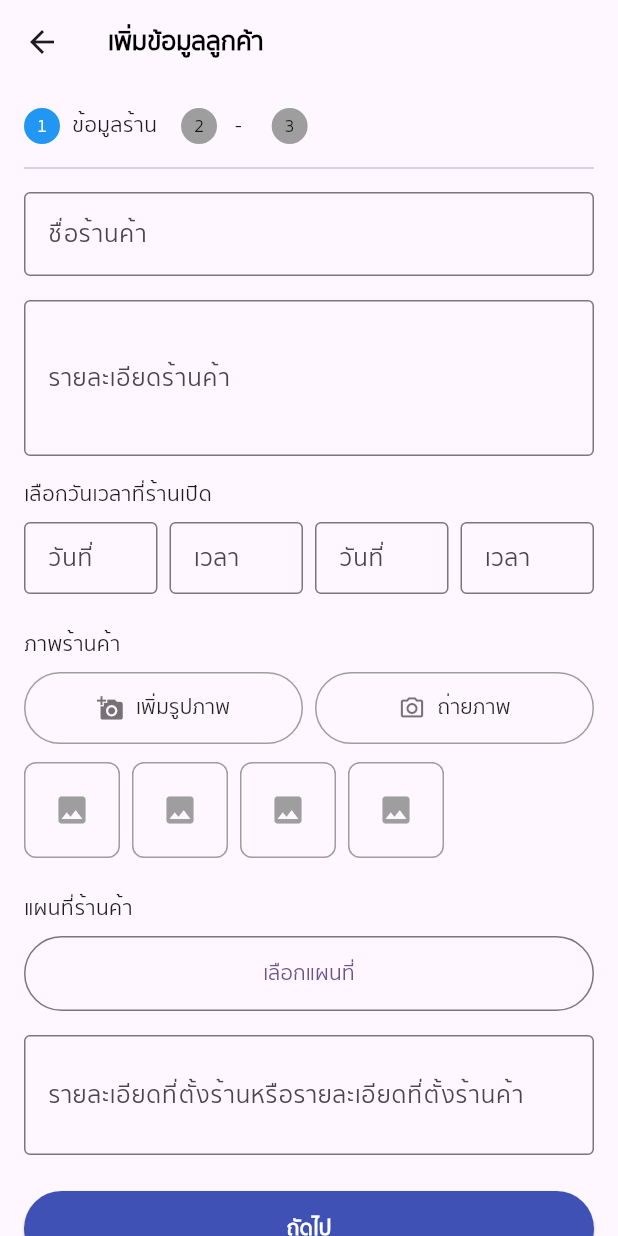
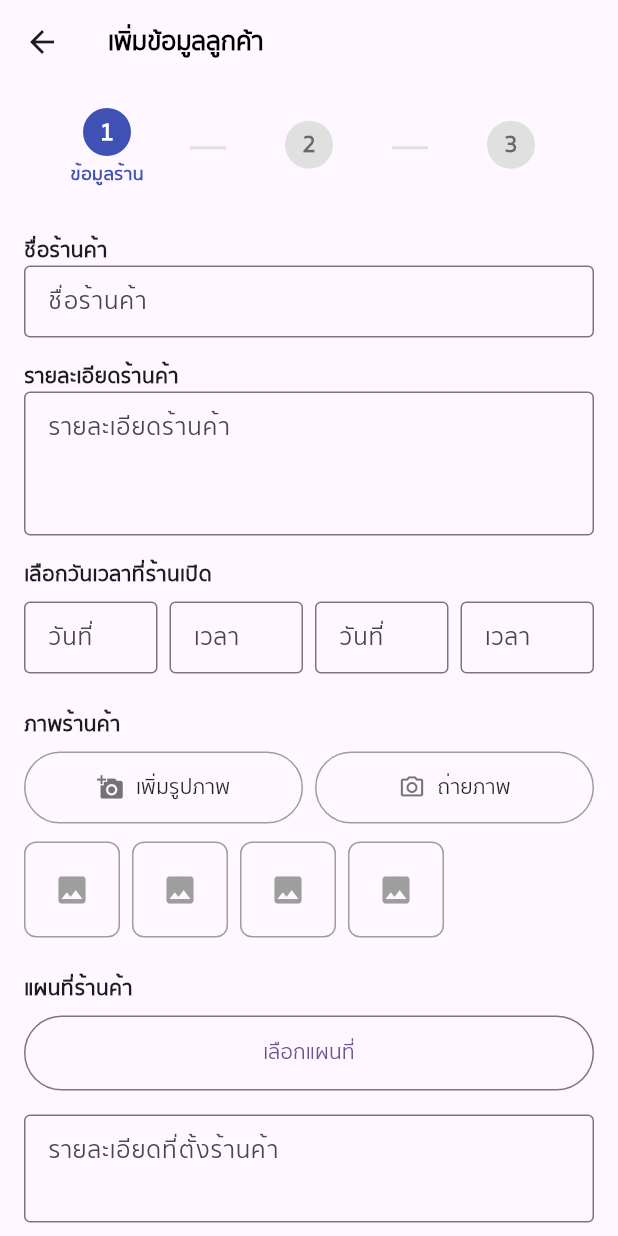
Before and after one commit to AshaTechCorporation/ksice, a Flutter app: the CustomerPage screen opened directly, on a phone screen of 412 x 824 dp. Run offline on Flutter 3.47's test engine with Material 3 defaults, Android fonts, the phone set to English and light mode, and no system bars; our stand-ins replace geolocator, google_maps_flutter, syncfusion_flutter_gauges.

Commit message:
'addtabbar'

```diff
--- a/lib/employee/home/customerPage.dart
+++ b/lib/employee/home/customerPage.dart
@@ -1,5 +1,4 @@
 import 'package:flutter/material.dart';
-import 'package:ksice/employee/home/selectLocationPage.dart';
 
 class CustomerPage extends StatefulWidget {
   const CustomerPage({super.key});
@@ -8,10 +7,23 @@ class CustomerPage extends StatefulWidget {
   State<CustomerPage> createState() => _CustomerPageState();
 }
 
-class _CustomerPageState extends State<CustomerPage> {
+class _CustomerPageState extends State<CustomerPage> with TickerProviderStateMixin {
+  late TabController _tabController;
+
+  @override
+  void initState() {
+    _tabController = TabController(length: 3, vsync: this);
+    super.initState();
+  }
+
+  void goToStep(int index) {
+    setState(() {
+      _tabController.index = index;
+    });
+  }
+
   @override
   Widget build(BuildContext context) {
-    final size = MediaQuery.of(context).size;
     return Scaffold(
       appBar: AppBar(
         title: Text('เพิ่มข้อมูลลูกค้า'),
@@ -20,48 +32,96 @@ class _CustomerPageState extends State<CustomerPage> {
           onPressed: () => Navigator.pop(context),
         ),
       ),
-      body: SingleChildScrollView(
+      body: Column(
+        children: [
+          // 🔵 Step bar
+          Padding(
+            padding: EdgeInsets.all(16),
+            child: Row(
+              children: [
+                _stepItem(0, 'ข้อมูลร้าน'),
+                _stepDivider(),
+                _stepItem(1, ''),
+                _stepDivider(),
+                _stepItem(2, ''),
+              ],
+            ),
+          ),
+
+          // 🔵 Tab Content
+          Expanded(
+            child: TabBarView(
+              controller: _tabController,
+              physics: NeverScrollableScrollPhysics(),
+              children: [
+                _tabOneContent(),
+                _noDataContent(),
+                _noDataContent(),
+              ],
+            ),
+          )
+        ],
+      ),
+    );
+  }
+
+  Widget _stepItem(int index, String label) {
+    bool active = _tabController.index == index;
+    return Expanded(
+      child: GestureDetector(
+        onTap: () => goToStep(index),
+        child: Column(
+          children: [
+            CircleAvatar(
+              radius: 16,
+              backgroundColor: active ? Colors.indigo : Colors.grey.shade300,
+              child: Text(
+                '${index + 1}',
+                style: TextStyle(
+                  color: active ? Colors.white : Colors.black54,
+                  fontWeight: FontWeight.bold,
+                ),
+              ),
+            ),
+            SizedBox(height: 4),
+            if (label.isNotEmpty)
+              Text(
+                label,
+                style: TextStyle(
+                  fontSize: 12,
+                  color: active ? Colors.indigo : Colors.grey,
+                  fontWeight: active ? FontWeight.bold : FontWeight.normal,
+                ),
+              ),
+          ],
+        ),
+      ),
+    );
+  }
+
+  Widget _stepDivider() {
+    return Container(
+      width: 24,
+      height: 2,
+      color: Colors.grey.shade300,
+    );
+  }
+
+  Widget _tabOneContent() {
+    return SingleChildScrollView(
       padding: EdgeInsets.all(16),
       child: Column(
         crossAxisAlignment: CrossAxisAlignment.start,
         children: [
-            // 🔵 ขั้นตอน
-            Row(
-              children: [
-                CircleAvatar(radius: 12, backgroundColor: Colors.blue, child: Text('1', style: TextStyle(color: Colors.white, fontSize: 12))),
-                SizedBox(width: 8),
-                Text('ข้อมูลร้าน'),
-                SizedBox(width: 16),
-                CircleAvatar(radius: 12, backgroundColor: Colors.grey, child: Text('2', style: TextStyle(color: Colors.black87, fontSize: 12))),
-                SizedBox(width: 8),
-                Text(' - '),
-                SizedBox(width: 16),
-                CircleAvatar(radius: 12, backgroundColor: Colors.grey, child: Text('3', style: TextStyle(color: Colors.black87, fontSize: 12))),
-              ],
-            ),
-            Divider(height: 32),
-
-            // 🔹 ชื่อร้านค้า
-            TextField(
-              decoration: InputDecoration(
-                labelText: 'ชื่อร้านค้า',
-                border: OutlineInputBorder(),
-              ),
-            ),
+          _label('ชื่อร้านค้า'),
+          _textField('ชื่อร้านค้า'),
           SizedBox(height: 16),
 
-            // 🔹 รายละเอียดร้านค้า
-            TextField(
-              maxLines: 3,
-              decoration: InputDecoration(
-                labelText: 'รายละเอียดร้านค้า',
-                border: OutlineInputBorder(),
-              ),
-            ),
+          _label('รายละเอียดร้านค้า'),
+          _textField('รายละเอียดร้านค้า', maxLines: 3),
           SizedBox(height: 16),
 
-            // 🔹 วันเวลา
-            Text('เลือกวันเวลาที่ร้านเปิด'),
+          _label('เลือกวันเวลาที่ร้านเปิด'),
           SizedBox(height: 8),
           Row(
             children: [
@@ -76,8 +136,7 @@ class _CustomerPageState extends State<CustomerPage> {
           ),
           SizedBox(height: 24),
 
-            // 🔹 ภาพร้านค้า
-            Text('ภาพร้านค้า'),
+          _label('ภาพร้านค้า'),
           SizedBox(height: 8),
           Row(
             children: [
@@ -88,9 +147,8 @@ class _CustomerPageState extends State<CustomerPage> {
           ),
           SizedBox(height: 12),
 
-            // 🔹 ภาพแสดง
+          // preview image placeholders
           Row(
-              mainAxisAlignment: MainAxisAlignment.start,
             children: List.generate(4, (index) {
               return Padding(
                 padding: EdgeInsets.only(right: 8),
@@ -108,8 +166,7 @@ class _CustomerPageState extends State<CustomerPage> {
           ),
           SizedBox(height: 24),
 
-            // 🔹 แผนที่ร้านค้า
-            Text('แผนที่ร้านค้า'),
+          _label('แผนที่ร้านค้า'),
           SizedBox(height: 8),
           SizedBox(
             width: double.infinity,
@@ -119,36 +176,46 @@ class _CustomerPageState extends State<CustomerPage> {
               child: Text('เลือกแผนที่'),
             ),
           ),
-
           SizedBox(height: 16),
-            TextField(
-              maxLines: 2,
-              decoration: InputDecoration(
-                labelText: 'รายละเอียดที่ตั้งร้านหรือรายละเอียดที่ตั้งร้านค้า',
-                border: OutlineInputBorder(),
-              ),
-            ),
+          _textField('รายละเอียดที่ตั้งร้านค้า', maxLines: 2),
           SizedBox(height: 24),
 
-            // 🔵 ปุ่มถัดไป
+          // ปุ่มถัดไป
           SizedBox(
             width: double.infinity,
-              height: 50,
+            height: 48,
             child: ElevatedButton(
               style: ElevatedButton.styleFrom(
                 backgroundColor: Colors.indigo,
               ),
-                onPressed: () {
-                  Navigator.push(context, MaterialPageRoute(builder: (context)=>SelectLocationPage()));
-                },
-                child: Text('ถัดไป', style: TextStyle(fontWeight: FontWeight.bold, color: Colors.white)),
+              onPressed: () => goToStep(1),
+              child: Text('ถัดไป', style: TextStyle(color: Colors.white, fontWeight: FontWeight.bold)),
             ),
-            ),
+          )
         ],
-        ),
       ),
     );
   }
+
+  Widget _noDataContent() {
+    return Center(
+      child: Text('ไม่มีข้อมูล', style: TextStyle(color: Colors.grey.shade600)),
+    );
+  }
+
+  Widget _label(String text) {
+    return Text(text, style: TextStyle(fontWeight: FontWeight.bold));
+  }
+
+  Widget _textField(String hint, {int maxLines = 1}) {
+    return TextField(
+      maxLines: maxLines,
+      decoration: InputDecoration(
+        hintText: hint,
+        border: OutlineInputBorder(),
+        contentPadding: EdgeInsets.symmetric(horizontal: 12, vertical: 12),
+      ),
+    );
   }
 
   Widget _imageButton(String label, IconData icon) {
@@ -175,3 +242,4 @@ Widget _dateTimeField(String hint) {
       ),
     );
   }
+}
```
Lines whose indentation alone changed are shown as unchanged.
